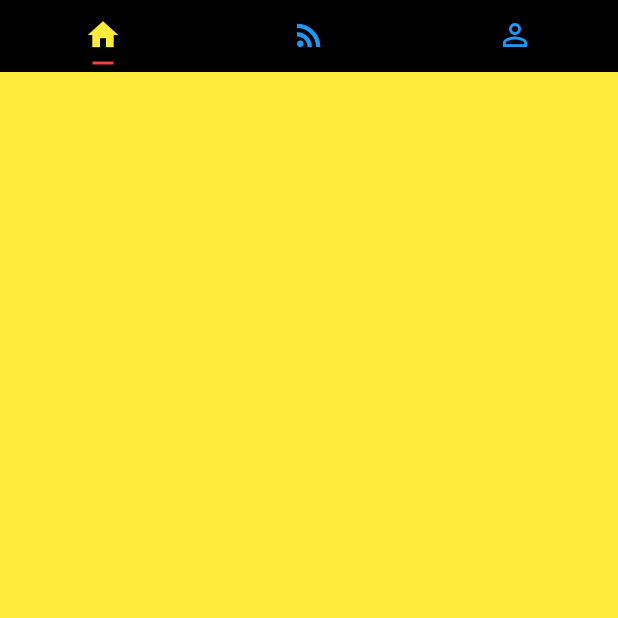
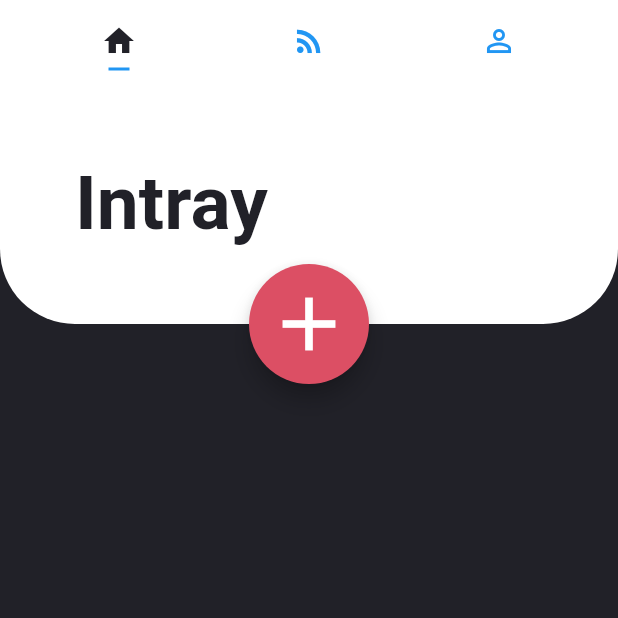
Before and after one commit to eduardo579/ProyectoNotas, a Flutter app: the screen it shows after launch, on a phone screen of 412 x 824 dp, the top half of it. Run offline on Flutter 3.47's test engine with Material 2 defaults, Android fonts, the phone set to English and light mode, and no system bars; Roboto replaces fonts that are missing (Avenir).

Commit message:
Crear cuadro / barra superior + botón #2

```diff
--- a/App/todoapp/lib/main.dart
+++ b/App/todoapp/lib/main.dart
@@ -1,4 +1,5 @@
 import 'package:flutter/material.dart';
+import 'modelos/global.dart';
 
 void main() => runApp(MyApp());
 
@@ -10,7 +11,7 @@ class MyApp extends StatelessWidget {
       title: 'Notes',
       theme: ThemeData(
 
-        primarySwatch: Colors.blue,
+        primarySwatch: Colors.grey,
       ),
       home: MyHomePage(title: 'Notes'),
     );
@@ -35,10 +36,12 @@ class _MyHomePageState extends State<MyHomePage> {
           child: new DefaultTabController(
           length: 3,
           child: new Scaffold(
-            body: TabBarView(
+            body: Stack(
+              children: <Widget>[
+               TabBarView(
                   children: [
                     new Container(
-                  color: Colors.yellow,
+                      color: grisOscuro,
                     ),
                     new Container(color: Colors.orange,),
                     new Container(
@@ -46,7 +49,39 @@ class _MyHomePageState extends State<MyHomePage> {
                     ),
                   ],
               ),
-            appBar: new TabBar(
+              Container(
+                padding: EdgeInsets.only(left: 50),
+                height: 160,
+                decoration: BoxDecoration(
+                  borderRadius: BorderRadius.only(
+                    bottomLeft: Radius.circular(50),
+                    bottomRight: Radius.circular(50)
+                  ),
+                  color: Colors.white,
+                ),
+                child: Row(
+                  mainAxisAlignment: MainAxisAlignment.spaceBetween,
+                  children: <Widget>[
+                    Text("Intray", style: tituloIntray,),
+                    Container()
+                  ],
+                ),
+              ),
+              Container(
+                height: 80,
+                width: 80,
+                margin: EdgeInsets.only(top: 120, left: MediaQuery.of(context).size.width*0.5 - 40),
+                child: FloatingActionButton(
+                  child: Icon(Icons.add, size: 60,),
+                  backgroundColor: rojo,
+                  onPressed: (){},
+                  ),
+              )
+              ]
+            ),
+            appBar: AppBar(
+              elevation: 0,
+              title: new TabBar(
                 tabs: [
                   Tab(
                     icon: new Icon(Icons.home),
@@ -58,13 +93,14 @@ class _MyHomePageState extends State<MyHomePage> {
                     icon: new Icon(Icons.perm_identity),
                   ),
                 ],
-              labelColor: Colors.yellow,
+                labelColor: grisOscuro,
                 unselectedLabelColor: Colors.blue,
                 indicatorSize: TabBarIndicatorSize.label,
                 indicatorPadding: EdgeInsets.all(5.0),
-              indicatorColor: Colors.red,
               ),
-            backgroundColor: Colors.black,
+              backgroundColor: Colors.white,
+            ),
+            backgroundColor: Colors.white,
           ),
         )
       )
--- /dev/null
+++ b/App/todoapp/lib/modelos/global.dart
@@ -0,0 +1,10 @@
+import 'package:flutter/material.dart';
+
+Color grisOscuro = new Color(0xFF212128);
+Color rojo = new Color(0xFFDC4F64);
+
+TextStyle tituloIntray = new TextStyle(
+  fontFamily: 'Avenir',
+  fontWeight: FontWeight.bold,
+  color: grisOscuro,
+  fontSize: 50);
```
Lines whose indentation alone changed are shown as unchanged.
